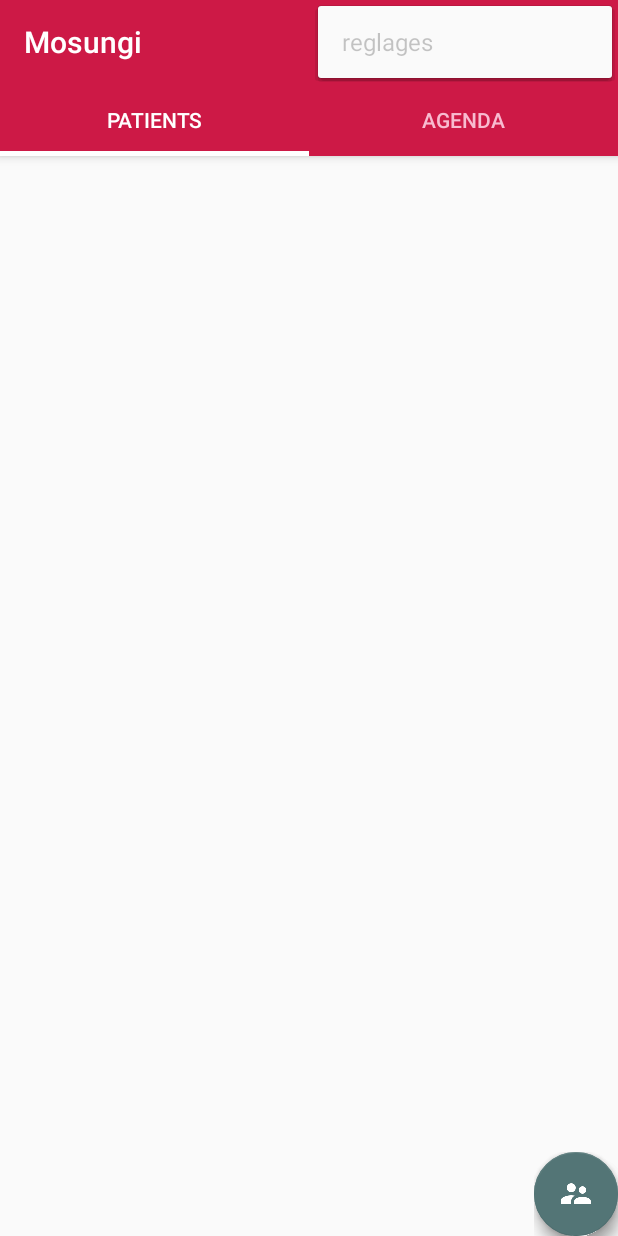
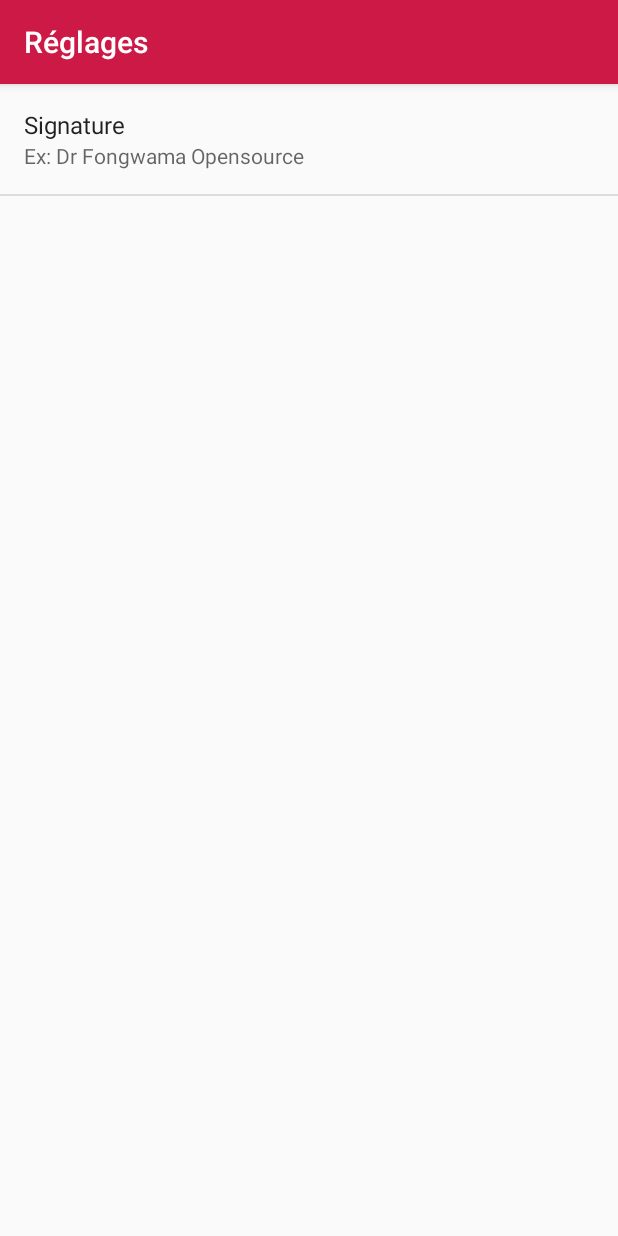
Before and after one commit to fongwama/Mosungi, an Android app: the screen it shows after launch (MainActivity before the commit, SettingsActivity after it), in the options menu, after a tap on "reglages", on a phone screen of 412 x 824 dp. Run offline under Robolectric (Android 15) with nearby library versions, the phone set to English and light mode, and no system bars; plain views replace FloatingActionButton, FloatingActionMenu; 6 statements that could not run were skipped.

Commit message:
Feat : Ajout d'une Activité pour les réglages
Implementation de la signature du message

```diff
--- a/Android/app/src/main/java/com/fongwama/mosungi/background/AlarmService.java
+++ b/Android/app/src/main/java/com/fongwama/mosungi/background/AlarmService.java
@@ -6,6 +6,7 @@ import android.app.NotificationManager;
 import android.app.PendingIntent;
 import android.content.Context;
 import android.content.Intent;
+import android.preference.PreferenceManager;
 import android.support.v7.app.NotificationCompat;
 import android.telephony.SmsManager;
 import android.util.Log;
@@ -99,7 +100,10 @@ public class AlarmService extends IntentService {
 
     private void sendSmsToPatient(String msg, String number) {
 
-            SmsManager.getDefault().sendTextMessage(number, null, msg, null, null);
+        //Ajout de la signature
+        msg += "\n" + PreferenceManager.getDefaultSharedPreferences(this).getString(getString(R.string.pref_sms_signature_key), getString(R.string.pref_sms_default_value));
+
+        SmsManager.getDefault().sendTextMessage(number, null, msg, null, null);
     }
 
     private void sendSmsToCategorie(String msg, String numbers) {
--- a/Android/app/src/main/java/com/fongwama/mosungi/ui/activity/MainActivity.java
+++ b/Android/app/src/main/java/com/fongwama/mosungi/ui/activity/MainActivity.java
@@ -10,6 +10,7 @@ import android.support.v7.widget.Toolbar;
 import android.util.Log;
 import android.view.Menu;
 import android.view.MenuInflater;
+import android.view.MenuItem;
 import android.view.View;
 import android.widget.Toast;
 
@@ -148,6 +149,16 @@ public class MainActivity extends AppCompatActivity {
     }
 
     @Override
+    public boolean onOptionsItemSelected(MenuItem item) {
+        int id = item.getItemId();
+
+        if(id == R.id.action_settings){
+            startActivity(new Intent(this, SettingsActivity.class));
+        }
+        return true;
+    }
+
+    @Override
     public void onBackPressed() {
 
         if(fabContainer.isOpened())
--- /dev/null
+++ b/Android/app/src/main/java/com/fongwama/mosungi/ui/activity/SettingsActivity.java
@@ -0,0 +1,39 @@
+package com.fongwama.mosungi.ui.activity;
+
+
+import android.os.Bundle;
+import android.preference.PreferenceActivity;
+import android.support.v7.app.AppCompatActivity;
+import android.support.v7.widget.Toolbar;
+
+import com.fongwama.mosungi.R;
+import com.fongwama.mosungi.ui.fragments.SettingsFragment;
+
+/**
+ * A {@link PreferenceActivity} that presents a set of application settings. On
+ * handset devices, settings are presented as a single list. On tablets,
+ * settings are split by category, with category headers shown to the left of
+ * the list of settings.
+ * <p>
+ * See <a href="http://developer.android.com/design/patterns/settings.html">
+ * Android Design: Settings</a> for design guidelines and the <a
+ * href="http://developer.android.com/guide/topics/ui/settings.html">Settings
+ * API Guide</a> for more information on developing a Settings UI.
+ */
+public class SettingsActivity extends AppCompatActivity {
+
+    @Override
+    protected void onCreate(Bundle savedInstanceState) {
+        super.onCreate(savedInstanceState);
+        setContentView(R.layout.activity_settings);
+
+        Toolbar toolbar = (Toolbar) findViewById(R.id.toolbar);
+        setSupportActionBar(toolbar);
+
+        getFragmentManager()
+                .beginTransaction()
+                .replace(R.id.fragment_container, new SettingsFragment())
+                .commit();
+    }
+
+}
--- /dev/null
+++ b/Android/app/src/main/java/com/fongwama/mosungi/ui/fragments/SettingsFragment.java
@@ -0,0 +1,116 @@
+package com.fongwama.mosungi.ui.fragments;
+
+import android.content.Intent;
+import android.media.Ringtone;
+import android.media.RingtoneManager;
+import android.net.Uri;
+import android.os.Bundle;
+import android.preference.ListPreference;
+import android.preference.Preference;
+import android.preference.PreferenceFragment;
+import android.preference.PreferenceManager;
+import android.preference.RingtonePreference;
+import android.text.TextUtils;
+import android.view.MenuItem;
+
+import com.fongwama.mosungi.R;
+import com.fongwama.mosungi.ui.activity.SettingsActivity;
+
+public class SettingsFragment extends PreferenceFragment {
+
+    public void onCreate(Bundle savedInstanceState) {
+        super.onCreate(savedInstanceState);
+        addPreferencesFromResource(R.xml.pref_fragment_screen);
+
+        setHasOptionsMenu(true);
+
+        // Bind the summaries of EditText/List/Dialog/Ringtone preferences
+        // to their values. When their values change, their summaries are
+        // updated to reflect the new value, per the Android Design
+        // guidelines.
+        bindPreferenceSummaryToValue(findPreference(getString(R.string.pref_sms_signature_key)));
+    }
+
+    /**
+     * Binds a preference's summary to its value. More specifically, when the
+     * preference's value is changed, its summary (line of text below the
+     * preference title) is updated to reflect the value. The summary is also
+     * immediately updated upon calling this method. The exact display format is
+     * dependent on the type of preference.
+     *
+     * @see #sBindPreferenceSummaryToValueListener
+     */
+    private static void bindPreferenceSummaryToValue(Preference preference) {
+        // Set the listener to watch for value changes.
+        preference.setOnPreferenceChangeListener(sBindPreferenceSummaryToValueListener);
+
+        // Trigger the listener immediately with the preference's
+        // current value.
+        sBindPreferenceSummaryToValueListener.onPreferenceChange(preference,
+                PreferenceManager
+                        .getDefaultSharedPreferences(preference.getContext())
+                        .getString(preference.getKey(), ""));
+    }
+
+    /**
+     * A preference value change listener that updates the preference's summary
+     * to reflect its new value.
+     */
+    private static Preference.OnPreferenceChangeListener sBindPreferenceSummaryToValueListener = new Preference.OnPreferenceChangeListener() {
+        @Override
+        public boolean onPreferenceChange(Preference preference, Object value) {
+            String stringValue = value.toString();
+
+            if (preference instanceof ListPreference) {
+                // For list preferences, look up the correct display value in
+                // the preference's 'entries' list.
+                ListPreference listPreference = (ListPreference) preference;
+                int index = listPreference.findIndexOfValue(stringValue);
+
+                // Set the summary to reflect the new value.
+                preference.setSummary(
+                        index >= 0
+                                ? listPreference.getEntries()[index]
+                                : null);
+
+            } else if (preference instanceof RingtonePreference) {
+                // For ringtone preferences, look up the correct display value
+                // using RingtoneManager.
+                if (TextUtils.isEmpty(stringValue)) {
+                    // Empty values correspond to 'silent' (no ringtone).
+                    preference.setSummary(R.string.pref_ringtone_silent);
+
+                } else {
+                    Ringtone ringtone = RingtoneManager.getRingtone(
+                            preference.getContext(), Uri.parse(stringValue));
+
+                    if (ringtone == null) {
+                        // Clear the summary if there was a lookup error.
+                        preference.setSummary(null);
+                    } else {
+                        // Set the summary to reflect the new ringtone display
+                        // name.
+                        String name = ringtone.getTitle(preference.getContext());
+                        preference.setSummary(name);
+                    }
+                }
+
+            } else {
+                // For all other preferences, set the summary to the value's
+                // simple string representation.
+                preference.setSummary(stringValue);
+            }
+            return true;
+        }
+    };
+
+    @Override
+    public boolean onOptionsItemSelected(MenuItem item) {
+        int id = item.getItemId();
+        if (id == android.R.id.home) {
+            startActivity(new Intent(getActivity(), SettingsActivity.class));
+            return true;
+        }
+        return super.onOptionsItemSelected(item);
+    }
+}
--- /dev/null
+++ b/Android/app/src/main/res/layout/activity_settings.xml
@@ -0,0 +1,24 @@
+<?xml version="1.0" encoding="utf-8"?>
+<android.support.design.widget.CoordinatorLayout
+    xmlns:android="http://schemas.android.com/apk/res/android"
+    xmlns:app="http://schemas.android.com/apk/res-auto"
+    xmlns:tools="http://schemas.android.com/tools" android:layout_width="match_parent"
+    android:layout_height="match_parent" android:fitsSystemWindows="true"
+    tools:context=".ui.activity.MainActivity">
+
+    <android.support.design.widget.AppBarLayout android:layout_width="match_parent"
+        android:layout_height="wrap_content" android:background="@color/colorPrimary"
+        android:theme="@style/AppTheme.AppBarOverlay">
+
+        <android.support.v7.widget.Toolbar android:id="@+id/toolbar"
+            android:layout_width="match_parent" android:layout_height="?attr/actionBarSize"
+            android:background="?attr/colorPrimary" android:title="@string/title_activity_settings"
+            app:layout_scrollFlags="scroll|enterAlways"
+            app:popupTheme="@style/AppTheme.PopupOverlay" />
+
+    </android.support.design.widget.AppBarLayout>
+    <FrameLayout xmlns:android="http://schemas.android.com/apk/res/android"
+        android:id="@+id/fragment_container" android:layout_width="match_parent"
+        android:layout_height="match_parent"
+        app:layout_behavior="@string/appbar_scrolling_view_behavior" />
+</android.support.design.widget.CoordinatorLayout>
--- a/Android/app/src/main/res/menu/menu_home.xml
+++ b/Android/app/src/main/res/menu/menu_home.xml
@@ -5,9 +5,7 @@
     tools:context=".SplashActivity">
     <item
         android:id="@+id/action_settings"
-        android:title="reglages"
-        android:orderInCategory="100"
+        android:orderInCategory="100" android:title="reglages"
         app:showAsAction="never"
-        android:enabled="false"
         />
 </menu>
--- /dev/null
+++ b/Android/app/src/main/res/xml/pref_fragment_screen.xml
@@ -0,0 +1,7 @@
+<?xml version="1.0" encoding="utf-8"?>
+<PreferenceScreen xmlns:android="http://schemas.android.com/apk/res/android">
+
+    <EditTextPreference android:defaultValue="@string/pref_sms_default_value"
+        android:key="@string/pref_sms_signature_key" android:maxLines="2"
+        android:selectAllOnFocus="true" android:title="@string/pref_sms_signature_title" />
+</PreferenceScreen>
```
Also changed, not shown: Android/app/build.gradle (+5 -4 lines), Android/app/src/main/AndroidManifest.xml (+25 -31 lines), Android/app/src/main/java/com/fongwama/mosungi/ui/activity/AppCompatPreferenceActivity.java (added, +109 -0 lines), Android/app/src/main/java/com/fongwama/mosungi/ui/adapter/AgendaAlarmListAdapter.java (+10 -8 lines), Android/app/src/main/res/values/strings.xml (+76 -0 lines), 1 other file.
